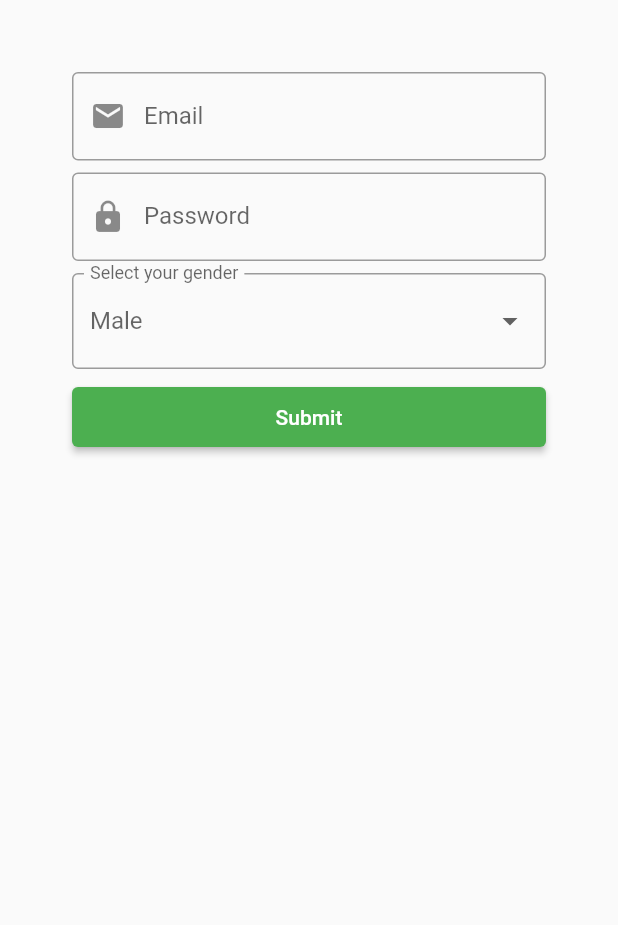
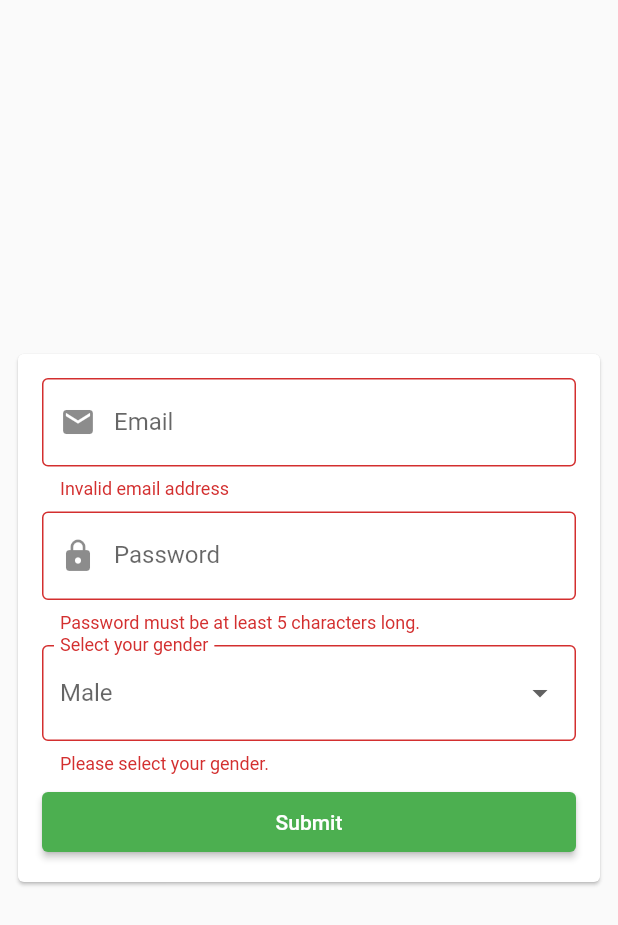
Before and after one commit to kiranM235/login_stateful, a Flutter app: the screen it shows after launch, after a tap on "Submit", on a phone screen of 412 x 824 dp. Shown: the top 925 px of the screen. Run offline on Flutter 3.47's test engine with Material 2 defaults, Android fonts, the phone set to English and light mode, and no system bars.

```diff
--- a/lib/src/app.dart
+++ b/lib/src/app.dart
@@ -8,8 +8,10 @@ class App extends StatelessWidget {
   Widget build(BuildContext context) {
     return MaterialApp(
       theme: ThemeData.light(),
-      home: Scaffold(
-        body: LoginScreen(),
+      home: SafeArea(
+        child: Scaffold(
+          body: LoginScreen(),
+        ),
       ),
     );
   }
--- /dev/null
+++ b/lib/src/mixins/validation_mixin.dart
@@ -0,0 +1,23 @@
+class ValidationMixin {
+  String? validateEmail(String? value) {
+    if (value!.contains("@") && value.contains(".")) {
+      return null;
+    }
+    return "Invalid email address";
+  }
+
+  String? validatePassword(String? value) {
+    if (value!.length > 4) {
+      return null;
+    }
+    return "Password must be at least 5 characters long.";
+  }
+
+  String? validateGender(String? value) {
+    if (value != null) {
+      return null;
+    }
+
+    return "Please select your gender.";
+  }
+}
--- a/lib/src/screens/login_screen.dart
+++ b/lib/src/screens/login_screen.dart
@@ -1,4 +1,6 @@
 import 'package:flutter/material.dart';
+import 'package:login_stateful/src/mixins/validation_mixin.dart';
+import 'package:login_stateful/src/screens/second_screen.dart';
 
 class LoginScreen extends StatefulWidget {
   const LoginScreen({Key? key}) : super(key: key);
@@ -7,16 +9,27 @@ class LoginScreen extends StatefulWidget {
   _LoginScreenState createState() => _LoginScreenState();
 }
 
-class _LoginScreenState extends State<LoginScreen> {
+class _LoginScreenState extends State<LoginScreen> with ValidationMixin {
   String? gender, email, password;
+
   // String? email;
   // String? password;
+  //define global key of type FormState
+
+  final formKey = GlobalKey<FormState>();
+
   @override
   Widget build(BuildContext context) {
-    return Container(
-      margin: EdgeInsets.all(48),
+    return Center(
+      child: Container(
+        margin: EdgeInsets.all(8),
         child: Form(
+          key: formKey,
+          child: Card(
+            child: Padding(
+              padding: const EdgeInsets.all(16.0),
               child: Column(
+                mainAxisSize: MainAxisSize.min,
                 children: [
                   buildEmailField(),
                   SizedBox(height: 8),
@@ -24,8 +37,11 @@ class _LoginScreenState extends State<LoginScreen> {
                   SizedBox(height: 8),
                   buildGenderField(),
                   SizedBox(height: 8),
-            buildSubmitButton(),
+                  buildSubmitButton(context),
                 ],
+              ),
+            ),
+          ),
         ),
       ),
     );
@@ -40,6 +56,10 @@ class _LoginScreenState extends State<LoginScreen> {
         prefixIcon: Icon(Icons.email),
         border: OutlineInputBorder(),
       ),
+      validator: validateEmail,
+      onSaved: (value) {
+        email = value;
+      },
     );
   }
 
@@ -53,6 +73,10 @@ class _LoginScreenState extends State<LoginScreen> {
         prefixIcon: Icon(Icons.lock),
         border: OutlineInputBorder(),
       ),
+      validator: validatePassword,
+      onSaved: (value) {
+        password = value;
+      },
     );
   }
 
@@ -60,12 +84,12 @@ class _LoginScreenState extends State<LoginScreen> {
     return DropdownButtonFormField<String>(
       items: const [
         DropdownMenuItem(
-          child: Text("Female"),
-          value: "Female",
+          child: Text("Male"),
+          value: "male",
         ),
         DropdownMenuItem(
-          child: Text("Male"),
-          value: "Male",
+          child: Text("Female"),
+          value: "female",
         ),
         DropdownMenuItem(
           child: Text("I don't wish to answer"),
@@ -74,23 +98,45 @@ class _LoginScreenState extends State<LoginScreen> {
       ],
       onChanged: (val) {
         gender = val;
+        print(val);
       },
-
       decoration: const InputDecoration(
         labelText: "Select your gender",
         hintText: "Male",
         border: OutlineInputBorder(),
       ),
+      validator: validateGender,
+      onSaved: (value) {
+        gender = value;
+      },
     );
   }
 
-  Widget buildSubmitButton() {
+  Widget buildSubmitButton(BuildContext context) {
     return Container(
       width: double.infinity,
       child: ElevatedButton(
         child: Text("Submit"),
         onPressed: () {
-          // access the form and try to validate each of the children
+          // bool? validForm  = formKey.currentState?.validate();
+          // if(validForm == true){
+          //   // attempt to extract all the values from formfield.
+          // }
+
+          bool validForm = formKey.currentState!.validate();
+          if (validForm) {
+            // attempt to extract all the values from formfield.
+            formKey.currentState!.save();
+            print(
+                "Email is $email, password is $password and gender is $gender");
+            Navigator.of(context).push(
+              MaterialPageRoute(
+                builder: (BuildContext context) {
+                  return SecondScreen();
+                },
+              ),
+            );
+          }
         },
         style: ElevatedButton.styleFrom(
           primary: Colors.green,
--- /dev/null
+++ b/lib/src/screens/second_screen.dart
@@ -0,0 +1,23 @@
+import 'package:flutter/material.dart';
+
+class SecondScreen extends StatelessWidget {
+  const SecondScreen({Key? key}) : super(key: key);
+
+  @override
+  Widget build(BuildContext context) {
+    return SafeArea(
+      child: Scaffold(
+        appBar: AppBar(
+          title: Text("Second screen"),
+        ),
+        body: Container(
+          margin: EdgeInsets.all(16),
+          color: Colors.greenAccent,
+          child: Center(
+            child: Text("This is the second screen"),
+          ),
+        ),
+      ),
+    );
+  }
+}
```
Lines whose indentation alone changed are shown as unchanged.
